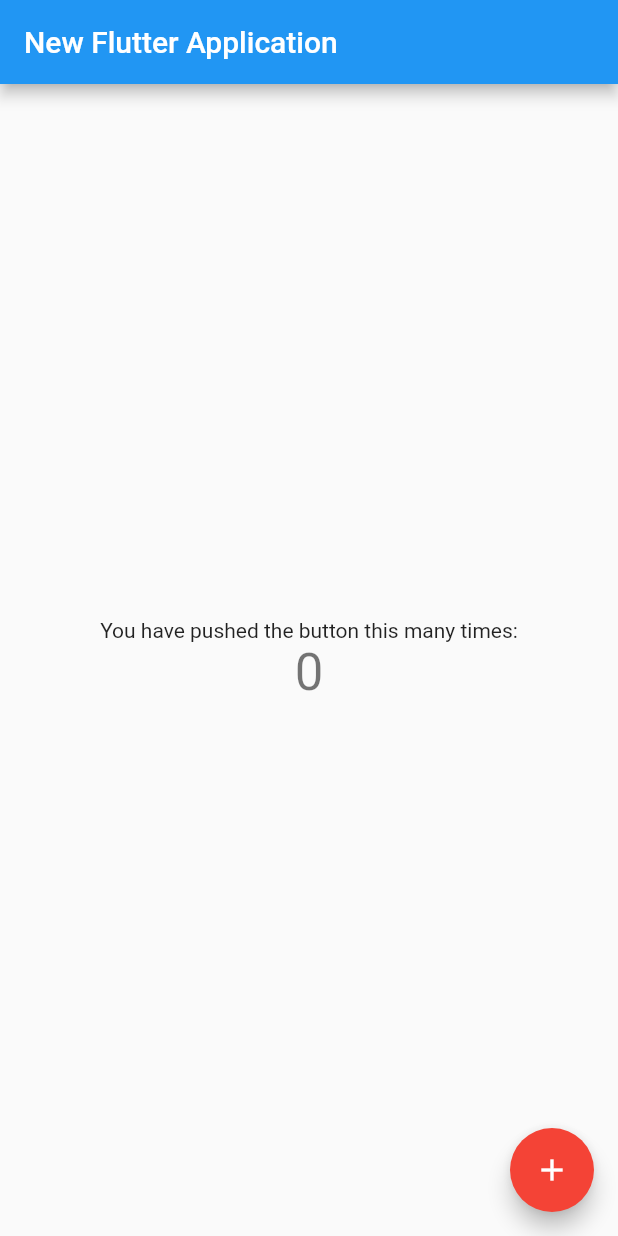
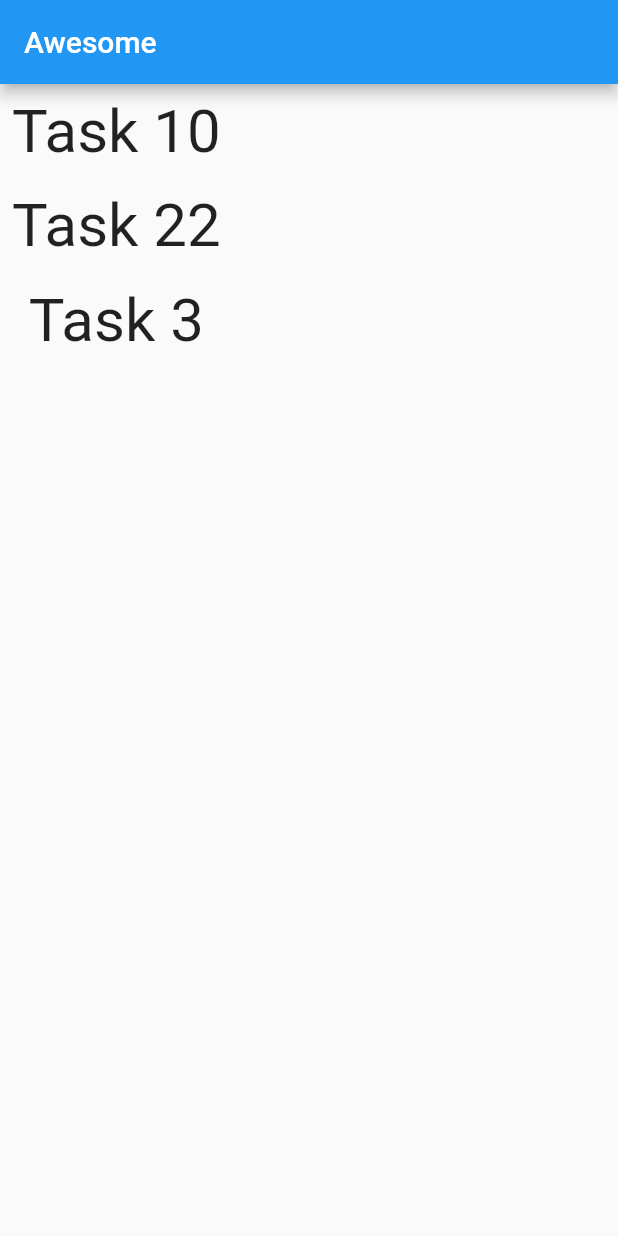
Before and after one commit to Chan817/flutter, a Flutter app: the screen it shows after launch, on a phone screen of 412 x 824 dp. Run offline on Flutter 3.47's test engine with Material 2 defaults, Android fonts, the phone set to English and light mode, and no system bars.

Commit message:
create home screen

```diff
--- a/lib/main.dart
+++ b/lib/main.dart
@@ -1,4 +1,5 @@
 import 'package:flutter/material.dart';
+import 'package:jom_launch_flutter/screen/homeScreen.dart';
 
 void main() {
   runApp(const MyApp());
@@ -24,93 +25,7 @@ class MyApp extends StatelessWidget {
         // is not restarted.
         primarySwatch: Colors.blue,
       ),
-      home: const MyHomePage(title: 'New Flutter Application'),
+      home: HomeScreen(),
     );
   }
 }
-
-class MyHomePage extends StatefulWidget {
-  const MyHomePage({Key? key, required this.title}) : super(key: key);
-
-  // This widget is the home page of your application. It is stateful, meaning
-  // that it has a State object (defined below) that contains fields that affect
-  // how it looks.
-
-  // This class is the configuration for the state. It holds the values (in this
-  // case the title) provided by the parent (in this case the App widget) and
-  // used by the build method of the State. Fields in a Widget subclass are
-  // always marked "final".
-
-  final String title;
-
-  @override
-  State<MyHomePage> createState() => _MyHomePageState();
-}
-
-class _MyHomePageState extends State<MyHomePage> {
-  int _counter = 0;
-
-  void _incrementCounter() {
-    setState(() {
-      // This call to setState tells the Flutter framework that something has
-      // changed in this State, which causes it to rerun the build method below
-      // so that the display can reflect the updated values. If we changed
-      // _counter without calling setState(), then the build method would not be
-      // called again, and so nothing would appear to happen.
-      _counter++;
-    });
-  }
-
-  @override
-  Widget build(BuildContext context) {
-    // This method is rerun every time setState is called, for instance as done
-    // by the _incrementCounter method above.
-    //
-    // The Flutter framework has been optimized to make rerunning build methods
-    // fast, so that you can just rebuild anything that needs updating rather
-    // than having to individually change instances of widgets.
-    return Scaffold(
-      appBar: AppBar(
-        // Here we take the value from the MyHomePage object that was created by
-        // the App.build method, and use it to set our appbar title.
-        title: Text(widget.title),
-      ),
-      body: Center(
-        // Center is a layout widget. It takes a single child and positions it
-        // in the middle of the parent.
-        child: Column(
-          // Column is also a layout widget. It takes a list of children and
-          // arranges them vertically. By default, it sizes itself to fit its
-          // children horizontally, and tries to be as tall as its parent.
-          //
-          // Invoke "debug painting" (press "p" in the console, choose the
-          // "Toggle Debug Paint" action from the Flutter Inspector in Android
-          // Studio, or the "Toggle Debug Paint" command in Visual Studio Code)
-          // to see the wireframe for each widget.
-          //
-          // Column has various properties to control how it sizes itself and
-          // how it positions its children. Here we use mainAxisAlignment to
-          // center the children vertically; the main axis here is the vertical
-          // axis because Columns are vertical (the cross axis would be
-          // horizontal).
-          mainAxisAlignment: MainAxisAlignment.center,
-          children: <Widget>[
-            const Text(
-              'You have pushed the button this many times:',
-            ),
-            Text(
-              '$_counter',
-              style: Theme.of(context).textTheme.headline4,
-            ),
-          ],
-        ),
-      ),
-      floatingActionButton: FloatingActionButton(
-        backgroundColor: Colors.red,
-        onPressed: _incrementCounter,
-        tooltip: 'Increment',
-        child: const Icon(Icons.add),
-      ), // This trailing comma makes auto-formatting nicer for build methods.
-    );
-  }
-}
--- /dev/null
+++ b/lib/screen/homeScreen.dart
@@ -0,0 +1,34 @@
+import 'package:flutter/material.dart';
+
+class HomeScreen extends StatelessWidget {
+  @override
+  Widget build(BuildContext context) {
+    return Scaffold(
+      appBar: AppBar(
+        title: Text('Awesome'),
+      ),
+      body: Column(
+      children: List.generate(
+          taskList.length, (index) {
+        return CustomText(text: taskList[index]);
+      }),
+    ),
+    );
+  }
+}
+
+class CustomText extends StatelessWidget {
+  final String text;
+
+  CustomText({required this.text});
+
+  @override
+  Widget build(BuildContext context) {
+    return Padding(
+      padding: const EdgeInsets.all(8.0),
+      child: Text(text, style: TextStyle(fontSize: 40),),
+    );
+   }
+}
+
+List <String> taskList = ['Task 10', 'Task 22', 'Task 3'];
```
